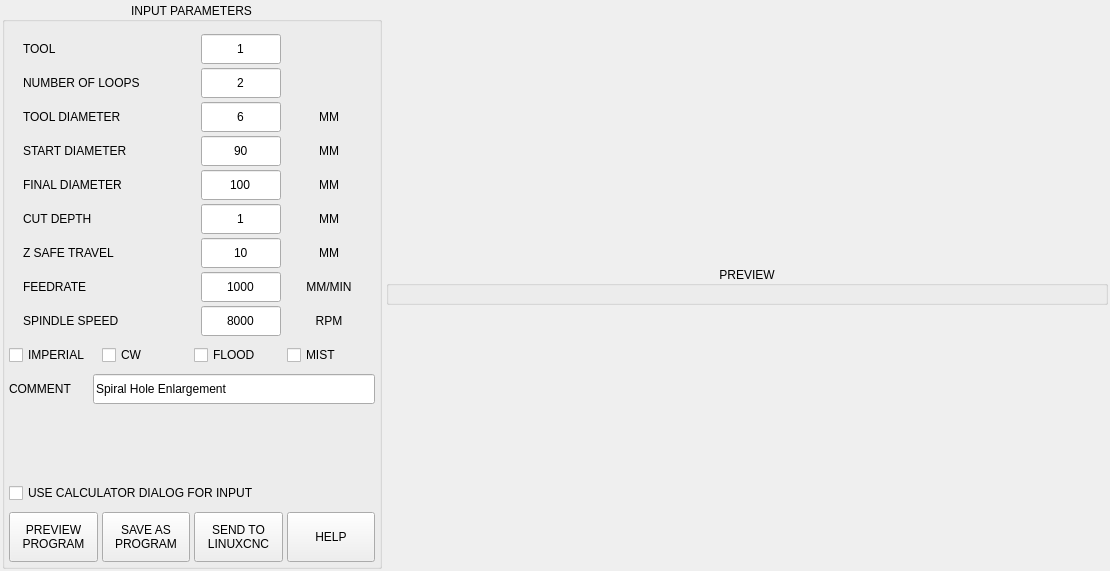
First picture: the form in utils/hole_enlarge.ui, repository persei802/QtDragon_hd, before the edit.
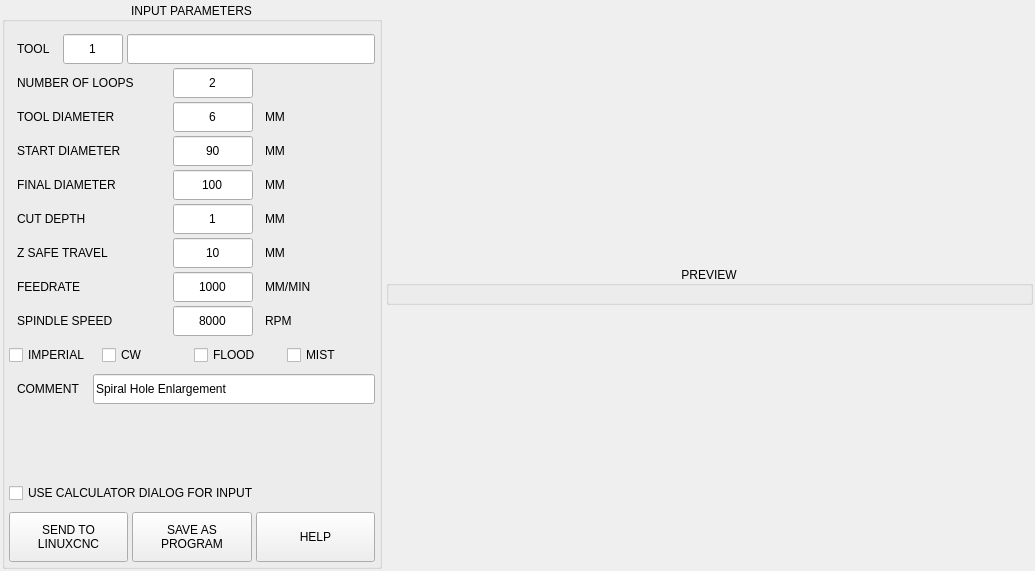
Second picture: the form after the edit.

The edit to the form file:
```diff
--- a/utils/hole_enlarge.ui
+++ b/utils/hole_enlarge.ui
@@ -6,7 +6,7 @@
    <rect>
     <x>0</x>
     <y>0</y>
-    <width>1110</width>
+    <width>1035</width>
     <height>571</height>
    </rect>
   </property>
@@ -105,15 +105,24 @@
            </property>
            <item>
             <widget class="QLabel" name="lbl_tool_num">
+             <property name="minimumSize">
+              <size>
+               <width>50</width>
+               <height>0</height>
+              </size>
+             </property>
              <property name="maximumSize">
               <size>
-               <width>160</width>
+               <width>16777215</width>
                <height>16777215</height>
               </size>
              </property>
              <property name="text">
               <string>TOOL</string>
              </property>
+             <property name="indent">
+              <number>8</number>
+             </property>
             </widget>
            </item>
            <item>
@@ -132,7 +141,7 @@
              </property>
              <property name="maximumSize">
               <size>
-               <width>80</width>
+               <width>60</width>
                <height>30</height>
               </size>
              </property>
@@ -148,22 +157,25 @@
             </widget>
            </item>
            <item>
-            <widget class="QLabel" name="label_2">
+            <widget class="QLineEdit" name="lineEdit_tool_info">
+             <property name="sizePolicy">
+              <sizepolicy hsizetype="Expanding" vsizetype="Preferred">
+               <horstretch>0</horstretch>
+               <verstretch>0</verstretch>
+              </sizepolicy>
+             </property>
              <property name="minimumSize">
               <size>
-               <width>60</width>
-               <height>0</height>
+               <width>0</width>
+               <height>30</height>
               </size>
              </property>
              <property name="maximumSize">
               <size>
-               <width>60</width>
-               <height>16777215</height>
+               <width>16777215</width>
+               <height>30</height>
               </size>
              </property>
-             <property name="text">
-              <string/>
-             </property>
             </widget>
            </item>
           </layout>
@@ -193,6 +205,9 @@
              <property name="text">
               <string>NUMBER OF LOOPS</string>
              </property>
+             <property name="indent">
+              <number>8</number>
+             </property>
             </widget>
            </item>
            <item>
@@ -236,7 +251,7 @@
              </property>
              <property name="maximumSize">
               <size>
-               <width>60</width>
+               <width>16777215</width>
                <height>16777215</height>
               </size>
              </property>
@@ -275,6 +290,9 @@
              <property name="text">
               <string>TOOL DIAMETER</string>
              </property>
+             <property name="indent">
+              <number>8</number>
+             </property>
             </widget>
            </item>
            <item>
@@ -318,7 +336,7 @@
              </property>
              <property name="maximumSize">
               <size>
-               <width>60</width>
+               <width>16777215</width>
                <height>16777215</height>
               </size>
              </property>
@@ -326,7 +344,10 @@
               <string>MM</string>
              </property>
              <property name="alignment">
-              <set>Qt::AlignCenter</set>
+              <set>Qt::AlignLeading|Qt::AlignLeft|Qt::AlignVCenter</set>
+             </property>
+             <property name="indent">
+              <number>8</number>
              </property>
             </widget>
            </item>
@@ -360,6 +381,9 @@
              <property name="text">
               <string>START DIAMETER</string>
              </property>
+             <property name="indent">
+              <number>8</number>
+             </property>
             </widget>
            </item>
            <item>
@@ -403,7 +427,7 @@
              </property>
              <property name="maximumSize">
               <size>
-               <width>60</width>
+               <width>16777215</width>
                <height>16777215</height>
               </size>
              </property>
@@ -411,7 +435,10 @@
               <string>MM</string>
              </property>
              <property name="alignment">
-              <set>Qt::AlignCenter</set>
+              <set>Qt::AlignLeading|Qt::AlignLeft|Qt::AlignVCenter</set>
+             </property>
+             <property name="indent">
+              <number>8</number>
              </property>
             </widget>
            </item>
@@ -445,6 +472,9 @@
              <property name="text">
               <string>FINAL DIAMETER</string>
              </property>
+             <property name="indent">
+              <number>8</number>
+             </property>
             </widget>
            </item>
            <item>
@@ -488,7 +518,7 @@
              </property>
              <property name="maximumSize">
               <size>
-               <width>60</width>
+               <width>16777215</width>
                <height>16777215</height>
               </size>
              </property>
@@ -496,7 +526,10 @@
               <string>MM</string>
              </property>
              <property name="alignment">
-              <set>Qt::AlignCenter</set>
+              <set>Qt::AlignLeading|Qt::AlignLeft|Qt::AlignVCenter</set>
+             </property>
+             <property name="indent">
+              <number>8</number>
              </property>
             </widget>
            </item>
@@ -527,6 +560,9 @@
              <property name="text">
               <string>CUT DEPTH</string>
              </property>
+             <property name="indent">
+              <number>8</number>
+             </property>
             </widget>
            </item>
            <item>
@@ -570,7 +606,7 @@
              </property>
              <property name="maximumSize">
               <size>
-               <width>60</width>
+               <width>16777215</width>
                <height>16777215</height>
               </size>
              </property>
@@ -578,7 +614,10 @@
               <string>MM</string>
              </property>
              <property name="alignment">
-              <set>Qt::AlignCenter</set>
+              <set>Qt::AlignLeading|Qt::AlignLeft|Qt::AlignVCenter</set>
+             </property>
+             <property name="indent">
+              <number>8</number>
              </property>
             </widget>
            </item>
@@ -609,6 +648,9 @@
              <property name="text">
               <string>Z SAFE TRAVEL</string>
              </property>
+             <property name="indent">
+              <number>8</number>
+             </property>
             </widget>
            </item>
            <item>
@@ -652,7 +694,7 @@
              </property>
              <property name="maximumSize">
               <size>
-               <width>60</width>
+               <width>16777215</width>
                <height>16777215</height>
               </size>
              </property>
@@ -660,7 +702,10 @@
               <string>MM</string>
              </property>
              <property name="alignment">
-              <set>Qt::AlignCenter</set>
+              <set>Qt::AlignLeading|Qt::AlignLeft|Qt::AlignVCenter</set>
+             </property>
+             <property name="indent">
+              <number>8</number>
              </property>
             </widget>
            </item>
@@ -691,6 +736,9 @@
              <property name="text">
               <string>FEEDRATE</string>
              </property>
+             <property name="indent">
+              <number>8</number>
+             </property>
             </widget>
            </item>
            <item>
@@ -734,7 +782,7 @@
              </property>
              <property name="maximumSize">
               <size>
-               <width>60</width>
+               <width>16777215</width>
                <height>16777215</height>
               </size>
              </property>
@@ -742,7 +790,10 @@
               <string>MM/MIN</string>
              </property>
              <property name="alignment">
-              <set>Qt::AlignCenter</set>
+              <set>Qt::AlignLeading|Qt::AlignLeft|Qt::AlignVCenter</set>
+             </property>
+             <property name="indent">
+              <number>8</number>
              </property>
             </widget>
            </item>
@@ -773,6 +824,9 @@
              <property name="text">
               <string>SPINDLE SPEED</string>
              </property>
+             <property name="indent">
+              <number>8</number>
+             </property>
             </widget>
            </item>
            <item>
@@ -816,7 +870,7 @@
              </property>
              <property name="maximumSize">
               <size>
-               <width>60</width>
+               <width>16777215</width>
                <height>16777215</height>
               </size>
              </property>
@@ -824,7 +878,10 @@
               <string>RPM</string>
              </property>
              <property name="alignment">
-              <set>Qt::AlignCenter</set>
+              <set>Qt::AlignLeading|Qt::AlignLeft|Qt::AlignVCenter</set>
+             </property>
+             <property name="indent">
+              <number>8</number>
              </property>
             </widget>
            </item>
@@ -1002,6 +1059,9 @@
               <property name="alignment">
                <set>Qt::AlignLeading|Qt::AlignLeft|Qt::AlignVCenter</set>
               </property>
+              <property name="indent">
+               <number>8</number>
+              </property>
              </widget>
             </item>
             <item>
@@ -1069,61 +1129,6 @@
            <property name="topMargin">
             <number>0</number>
            </property>
-           <item>
-            <widget class="QPushButton" name="btn_preview">
-             <property name="sizePolicy">
-              <sizepolicy hsizetype="Preferred" vsizetype="Fixed">
-               <horstretch>0</horstretch>
-               <verstretch>0</verstretch>
-              </sizepolicy>
-             </property>
-             <property name="minimumSize">
-              <size>
-               <width>0</width>
-               <height>50</height>
-              </size>
-             </property>
-             <property name="maximumSize">
-              <size>
-               <width>16777215</width>
-               <height>50</height>
-              </size>
-             </property>
-             <property name="text">
-              <string>PREVIEW
-PROGRAM</string>
-             </property>
-            </widget>
-           </item>
-           <item>
-            <widget class="QPushButton" name="btn_create">
-             <property name="sizePolicy">
-              <sizepolicy hsizetype="Preferred" vsizetype="Fixed">
-               <horstretch>0</horstretch>
-               <verstretch>0</verstretch>
-              </sizepolicy>
-             </property>
-             <property name="minimumSize">
-              <size>
-               <width>0</width>
-               <height>50</height>
-              </size>
-             </property>
-             <property name="maximumSize">
-              <size>
-               <width>16777215</width>
-               <height>50</height>
-              </size>
-             </property>
-             <property name="toolTip">
-              <string>Create program and save to file</string>
-             </property>
-             <property name="text">
-              <string>SAVE AS
-PROGRAM</string>
-             </property>
-            </widget>
-           </item>
            <item>
             <widget class="QPushButton" name="btn_send">
              <property name="sizePolicy">
@@ -1153,6 +1158,35 @@
              </property>
             </widget>
            </item>
+           <item>
+            <widget class="QPushButton" name="btn_save">
+             <property name="sizePolicy">
+              <sizepolicy hsizetype="Preferred" vsizetype="Fixed">
+               <horstretch>0</horstretch>
+               <verstretch>0</verstretch>
+              </sizepolicy>
+             </property>
+             <property name="minimumSize">
+              <size>
+               <width>0</width>
+               <height>50</height>
+              </size>
+             </property>
+             <property name="maximumSize">
+              <size>
+               <width>16777215</width>
+               <height>50</height>
+              </size>
+             </property>
+             <property name="toolTip">
+              <string>Create program and save to file</string>
+             </property>
+             <property name="text">
+              <string>SAVE AS
+PROGRAM</string>
+             </property>
+            </widget>
+           </item>
            <item>
             <widget class="QPushButton" name="btn_help">
              <property name="sizePolicy">
```
Left out of the diff: 31 changed lines with no effect on the pictures.
